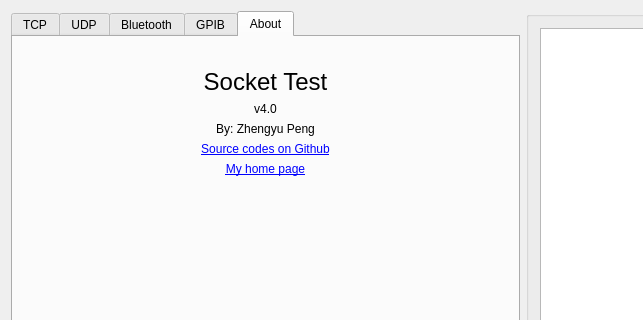
Before: the Qt Designer form mainwindow.ui in rookiepeng/comm-test, drawn with Qt 5; both pictures show x 0 to 643 and y 0 to 320 of the 922 by 480 pixel window.
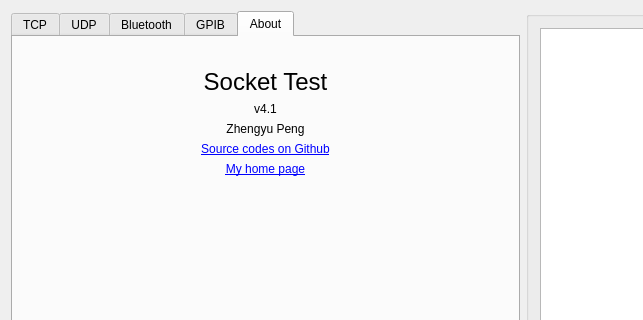
After: the same form once the commit is applied. The open tabs and pages were chosen to show the change. Icons and pictures are not drawn.

Patch:
```diff
--- a/mainwindow.ui
+++ b/mainwindow.ui
@@ -1124,7 +1124,7 @@
         <item>
          <widget class="QLabel" name="label_AppVersion">
           <property name="text">
-           <string>v4.0</string>
+           <string>v4.1</string>
           </property>
           <property name="alignment">
            <set>Qt::AlignCenter</set>
@@ -1137,7 +1137,7 @@
         <item>
          <widget class="QLabel" name="label_7">
           <property name="text">
-           <string>By: Zhengyu Peng</string>
+           <string>Zhengyu Peng</string>
           </property>
           <property name="alignment">
            <set>Qt::AlignCenter</set>
```
